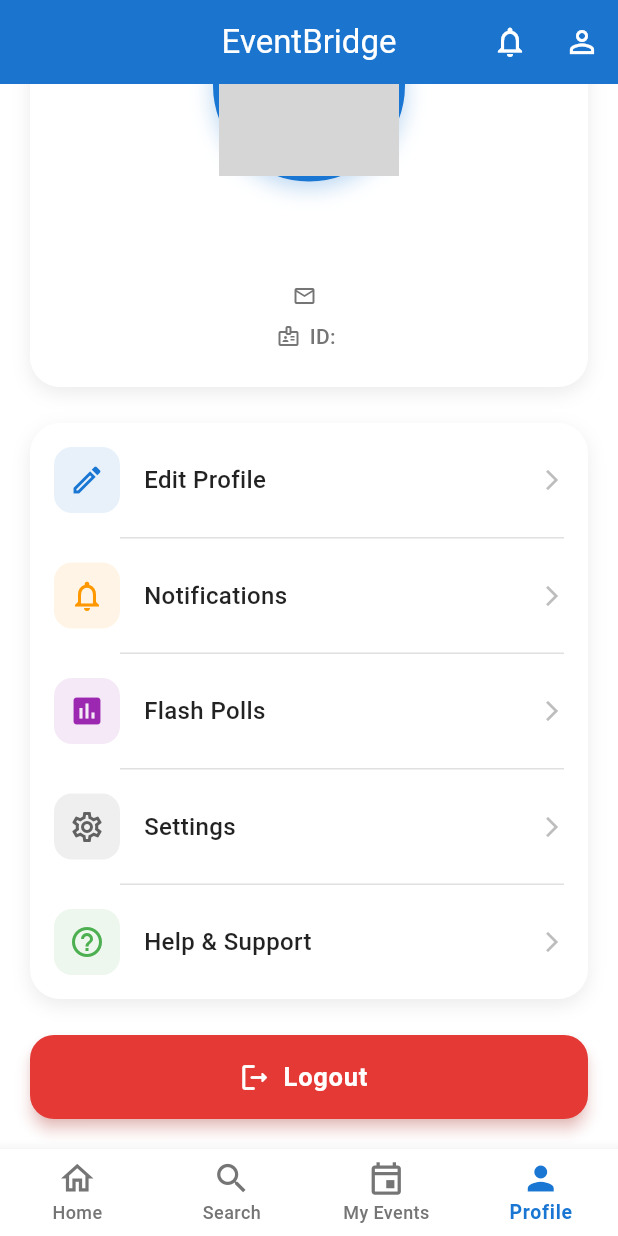
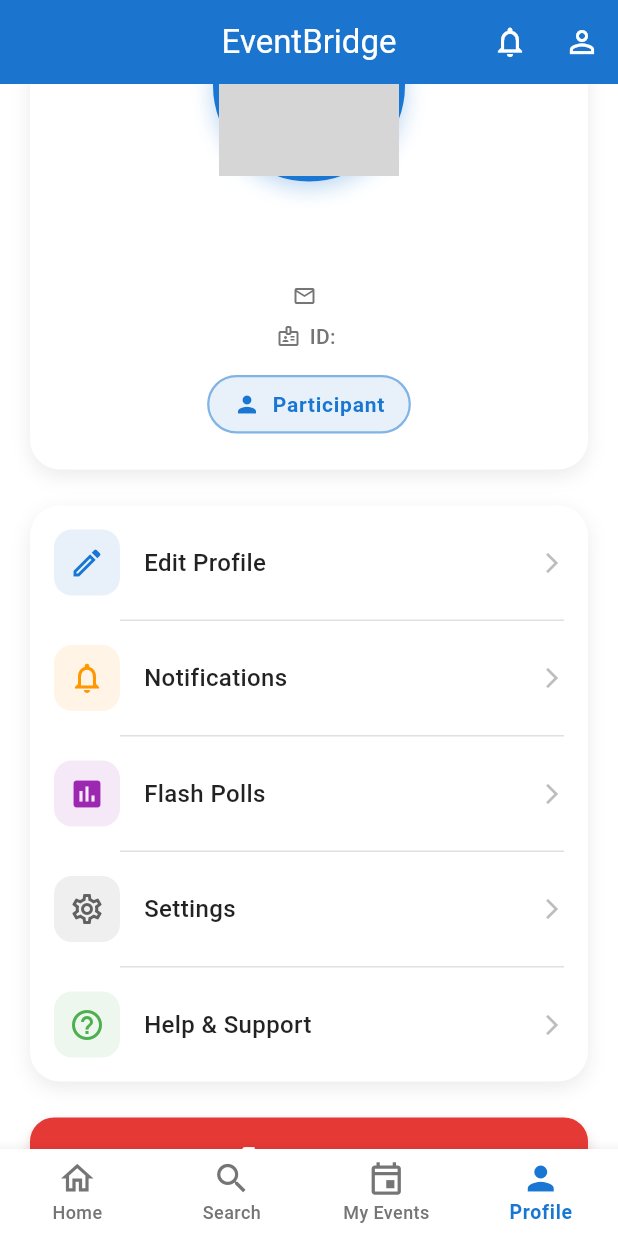
Before and after one commit to mashkurulalamohi37/BaustEvent, a Flutter app: the ParticipantDashboard screen opened directly, item 4 of the bottom bar chosen, scrolled down 107 dp, on a phone screen of 412 x 824 dp. Run offline on Flutter 3.47's test engine with Material 3 defaults, Android fonts, the phone set to English and light mode, and no system bars; our stand-ins replace cached_network_image, cloud_firestore, firebase_auth, firebase_core, firebase_messaging, firebase_storage and 7 more; missing offline and left inert: dart:html, excel, flutter_bkash, mobile_scanner; accounts and stored records are empty; network calls fail; grey boxes are pictures that could not be loaded.

```diff
--- a/lib/screens/item_distribution_screen.dart
+++ b/lib/screens/item_distribution_screen.dart
@@ -6,6 +6,8 @@
 import '../services/firebase_item_distribution_service.dart';
 import '../services/firebase_event_service.dart';
 import '../services/theme_service.dart';
+import '../widgets/profile_avatar.dart';
+
 
 class ItemDistributionScreen extends StatefulWidget {
   final String eventId;
@@ -591,6 +593,7 @@
         'name': participant.name,
         'universityId': participant.universityId,
         'email': participant.email,
+        'profileImageUrl': participant.profileImageUrl, // Add profile image URL
         'batch': batch,
         'section': section,
         'hall': hall,
@@ -858,13 +861,10 @@
               padding: const EdgeInsets.symmetric(horizontal: 12, vertical: 10),
               child: Row(
                 children: [
-                   CircleAvatar(
+                   ProfileAvatarFromMap(
+                     participant: p,
                      radius: 18,
                      backgroundColor: hasReceived ? Colors.green.shade600 : Colors.blue.shade600,
-                     child: Text(
-                       (p['name'] as String)[0].toUpperCase(),
-                       style: const TextStyle(color: Colors.white, fontSize: 14, fontWeight: FontWeight.bold),
-                     ),
                    ),
                    const SizedBox(width: 10),
                    Expanded(
--- a/lib/screens/participant_dashboard.dart
+++ b/lib/screens/participant_dashboard.dart
@@ -2023,6 +2023,38 @@
                     ],
                   ),
                 ],
+                  const SizedBox(height: 16),
+                  Container(
+                    padding: const EdgeInsets.symmetric(horizontal: 16, vertical: 8),
+                    decoration: BoxDecoration(
+                      color: const Color(0xFF1976D2).withOpacity(0.1),
+                      borderRadius: BorderRadius.circular(20),
+                      border: Border.all(
+                        color: const Color(0xFF1976D2).withOpacity(0.5),
+                        width: 1.5,
+                      ),
+                    ),
+                    child: const Row(
+                      mainAxisSize: MainAxisSize.min,
+                      children: [
+                        Icon(
+                          Icons.person,
+                          size: 18,
+                          color: Color(0xFF1976D2),
+                        ),
+                        SizedBox(width: 8),
+                        Text(
+                          'Participant',
+                          style: TextStyle(
+                            fontSize: 14,
+                            fontWeight: FontWeight.bold,
+                            color: Color(0xFF1976D2),
+                            letterSpacing: 0.5,
+                          ),
+                        ),
+                      ],
+                    ),
+                  ),
               ],
             ),
           ),
```
Also changed, not shown: lib/screens/manage_participants_screen.dart (+10 -23 lines), lib/screens/organizer_dashboard.dart (+37 -2 lines), lib/widgets/profile_avatar.dart (added, +94 -0 lines), 2 other files.
